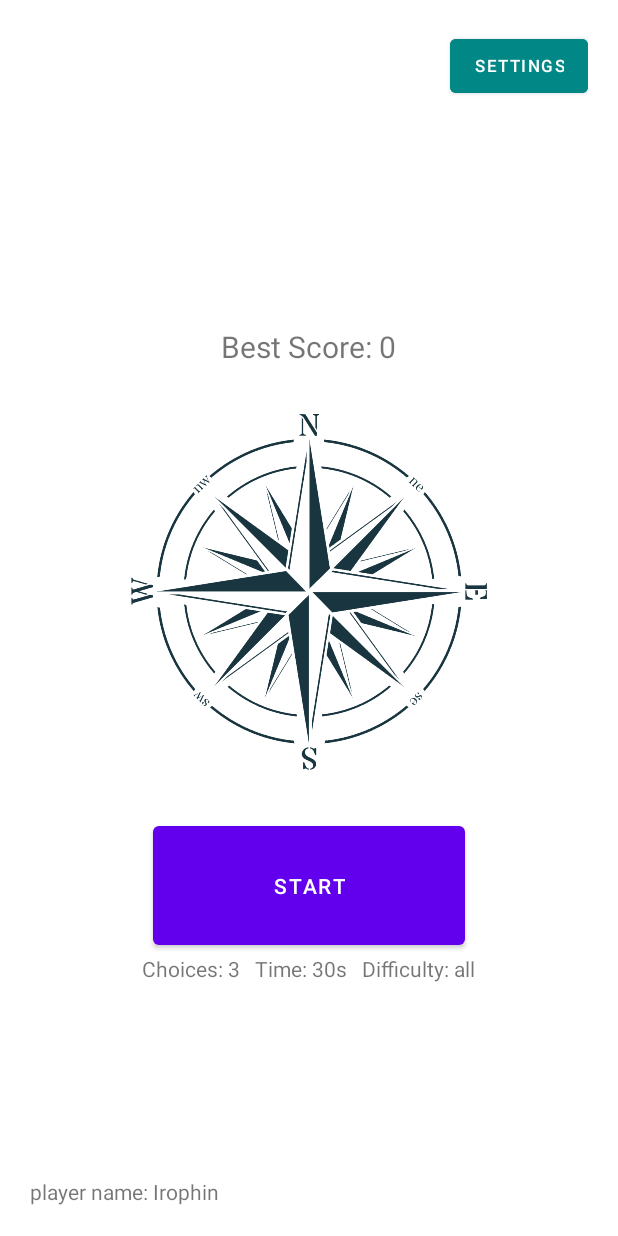
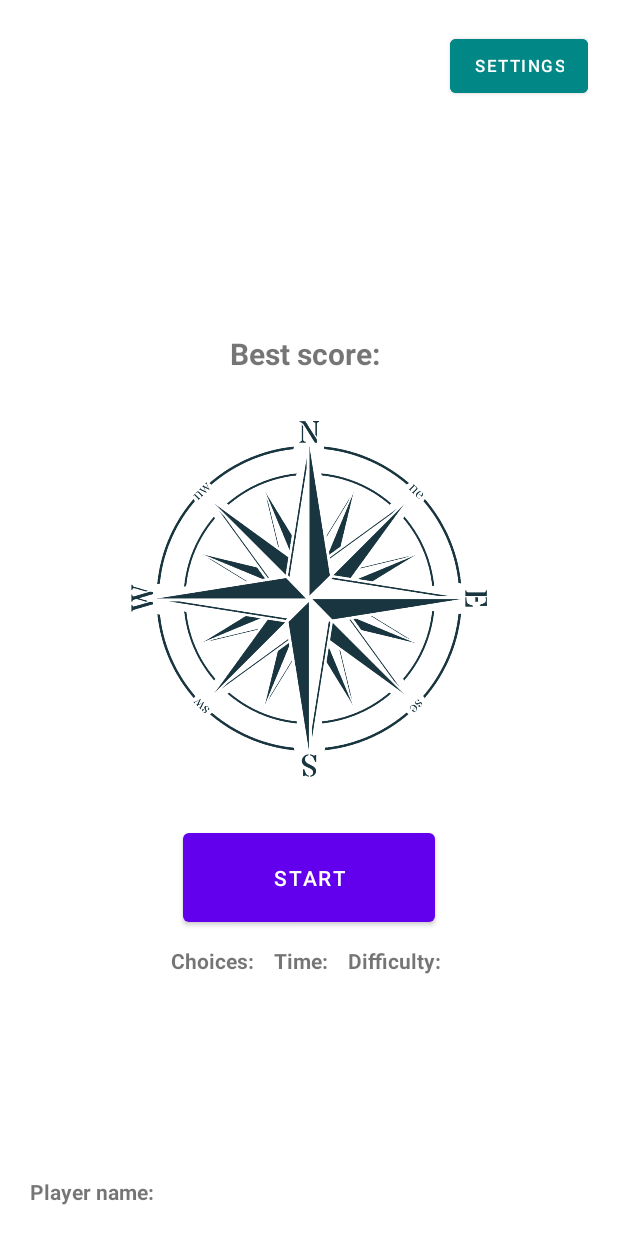
Before and after one commit to Eviive/GeoFlag, an Android app: the layout fragment_quiz.xml on its own in the app's theme, with its tools: preview values and no code run, on a phone screen of 412 x 824 dp. Run offline under Robolectric (Android 15) with nearby library versions, the phone set to English and light mode, and no system bars; network calls fail.

Commit message:
feat: layouts cleanup and translations

```diff
--- a/app/src/main/res/layout/fragment_quiz.xml
+++ b/app/src/main/res/layout/fragment_quiz.xml
@@ -4,76 +4,80 @@
     android:layout_width="match_parent"
     android:layout_height="match_parent"
     android:gravity="center"
-    android:padding="20dp"
-    >
+    android:padding="20dp">
 
     <Button
         android:id="@+id/settings"
         android:layout_width="wrap_content"
         android:layout_height="wrap_content"
-        android:text="Settings"
+        android:text="@string/quiz_settings"
         android:layout_gravity="end"
         android:textSize="11sp"
-        android:backgroundTint="@color/teal_700"
-        />
+        android:backgroundTint="@color/teal_700" />
 
     <LinearLayout
         android:layout_width="wrap_content"
         android:layout_height="0dp"
         android:layout_weight="1"
         android:gravity="center"
-        android:orientation="vertical"
-        >
+        android:orientation="vertical">
 
-        <TextView
-            android:id="@+id/bestScore"
-            android:layout_width="wrap_content"
-            android:layout_height="wrap_content"
-            android:layout_marginTop="20dp"
-            android:text="Best Score: 0"
-            android:textSize="20sp"
-            />
+        <LinearLayout
+                android:layout_width="wrap_content"
+                android:layout_height="wrap_content"
+                android:layout_marginTop="20dp">
 
+            <TextView
+                    android:layout_width="wrap_content"
+                    android:layout_height="wrap_content"
+                    android:text="@string/quiz_best_score"
+                    android:textSize="20sp"
+                    android:textStyle="bold" />
+
+            <TextView
+                    android:id="@+id/bestScore"
+                    android:layout_width="wrap_content"
+                    android:layout_height="wrap_content"
+                    android:textSize="20sp" />
+
+        </LinearLayout>
 
         <ImageView
             android:layout_width="300dp"
             android:layout_height="300dp"
             android:src="@drawable/compass"
             android:layout_gravity="center"
-            />
+            android:contentDescription="@string/quiz_compass_image" />
 
         <Button
             android:layout_width="wrap_content"
             android:layout_height="wrap_content"
-            android:padding="30dp"
-            android:paddingStart="80dp"
-            android:paddingEnd="80dp"
-            android:text="Start"
-            android:id="@+id/startButton"
-            />
+            android:padding="20dp"
+            android:paddingStart="60dp"
+            android:paddingEnd="60dp"
+            android:text="@string/quiz_start"
+            android:id="@+id/startButton" />
 
         <LinearLayout
             android:layout_width="match_parent"
             android:layout_height="wrap_content"
-            android:gravity="center"
-            >
+            android:layout_marginTop="10dp"
+            android:gravity="center">
 
             <LinearLayout
                 android:layout_width="wrap_content"
-                android:layout_height="wrap_content"
-                >
+                android:layout_height="wrap_content">
 
                 <TextView
                     android:layout_width="wrap_content"
                     android:layout_height="wrap_content"
-                    android:text="Choices: " />
+                    android:text="@string/quiz_choices"
+                    android:textStyle="bold" />
 
                 <TextView
                     android:id="@+id/choices"
                     android:layout_width="wrap_content"
-                    android:layout_height="wrap_content"
-                    android:text="3" />
-
+                    android:layout_height="wrap_content" />
 
             </LinearLayout>
 
@@ -81,23 +85,18 @@
                 android:layout_width="wrap_content"
                 android:layout_height="wrap_content"
                 android:layout_marginStart="10dp"
-                android:layout_marginEnd="10dp"
-                >
+                android:layout_marginEnd="10dp">
 
                 <TextView
                     android:layout_width="wrap_content"
                     android:layout_height="wrap_content"
-
-                    android:text="Time: "
-                    />
+                    android:text="@string/quiz_time"
+                    android:textStyle="bold" />
 
                 <TextView
                     android:id="@+id/time"
                     android:layout_width="wrap_content"
-                    android:layout_height="wrap_content"
-
-                    android:text="30s"
-                    />
+                    android:layout_height="wrap_content" />
 
             </LinearLayout>
 
@@ -105,44 +104,41 @@
             <LinearLayout
                 android:layout_width="wrap_content"
                 android:layout_height="wrap_content"
-                android:gravity="center"
-                >
+                android:gravity="center">
 
                 <TextView
                     android:layout_width="wrap_content"
                     android:layout_height="wrap_content"
-                    android:text="Difficulty: "
-                    />
+                    android:text="@string/quiz_difficulty"
+                    android:textStyle="bold" />
 
                 <TextView
-                    android:id="@+id/dificulty"
+                    android:id="@+id/difficulty"
                     android:layout_width="wrap_content"
-                    android:layout_height="wrap_content"
-                    android:text="all"
-                    />
+                    android:layout_height="wrap_content" />
+
             </LinearLayout>
 
         </LinearLayout>
-
 
     </LinearLayout>
 
     <LinearLayout
         android:layout_width="wrap_content"
         android:layout_height="wrap_content"
-        android:layout_gravity="left"
-        >
-        <TextView
-            android:layout_width="wrap_content"
-            android:layout_height="wrap_content"
-            android:text="player name: "
-        />
+        android:layout_gravity="start">
 
         <TextView
             android:layout_width="wrap_content"
             android:layout_height="wrap_content"
-            android:text="Irophin"
-        />
+            android:text="@string/quiz_player_name"
+            android:textStyle="bold" />
+
+        <TextView
+            android:id="@+id/playerName"
+            android:layout_width="wrap_content"
+            android:layout_height="wrap_content" />
+
     </LinearLayout>
 
 </LinearLayout>
--- a/app/src/main/res/values/strings.xml
+++ b/app/src/main/res/values/strings.xml
@@ -28,4 +28,26 @@
     <string name="country_population">Population</string>
     <string name="inhabitants">inhabitants</string>
     <string name="see_on_map">See on map</string>
+    <string name="quiz_player_name">Player name:\u0020</string>
+    <string name="quiz_difficulty">Difficulty:\u0020</string>
+    <string name="quiz_time">Time:\u0020</string>
+    <string name="quiz_choices">Choices:\u0020</string>
+    <string name="quiz_start">Start</string>
+    <string name="quiz_compass_image">Compass image</string>
+    <string name="quiz_settings">Settings</string>
+    <string name="quiz_dialog_settings">Settings</string>
+    <string name="quiz_dialog_difficulty">Difficulty:</string>
+    <string name="quiz_dialog_every_country">All countries</string>
+    <string name="quiz_dialog_easy">Easy</string>
+    <string name="quiz_dialog_medium">Medium</string>
+    <string name="quiz_dialog_hard">Hard</string>
+    <string name="quiz_dialog_difficulty_explanation">Countries selected for the questions are more or less large depending on the difficulty.</string>
+    <string name="quiz_dialog_time">Time:\u0020</string>
+    <string name="quiz_dialog_time_explanation">The time of the game is set in seconds.</string>
+    <string name="quiz_dialog_possibility">Possibility:</string>
+    <string name="quiz_dialog_3">3</string>
+    <string name="quiz_dialog_5">5</string>
+    <string name="quiz_dialog_possibility_explanation">The number of possible answers for each question.</string>
+    <string name="quiz_dialog_save">Save</string>
+    <string name="quiz_best_score">Best score:\u0020</string>
 </resources>
```
Also changed, not shown: app/src/main/res/layout/dialog_settings.xml (+43 -80 lines), 1 other file.
